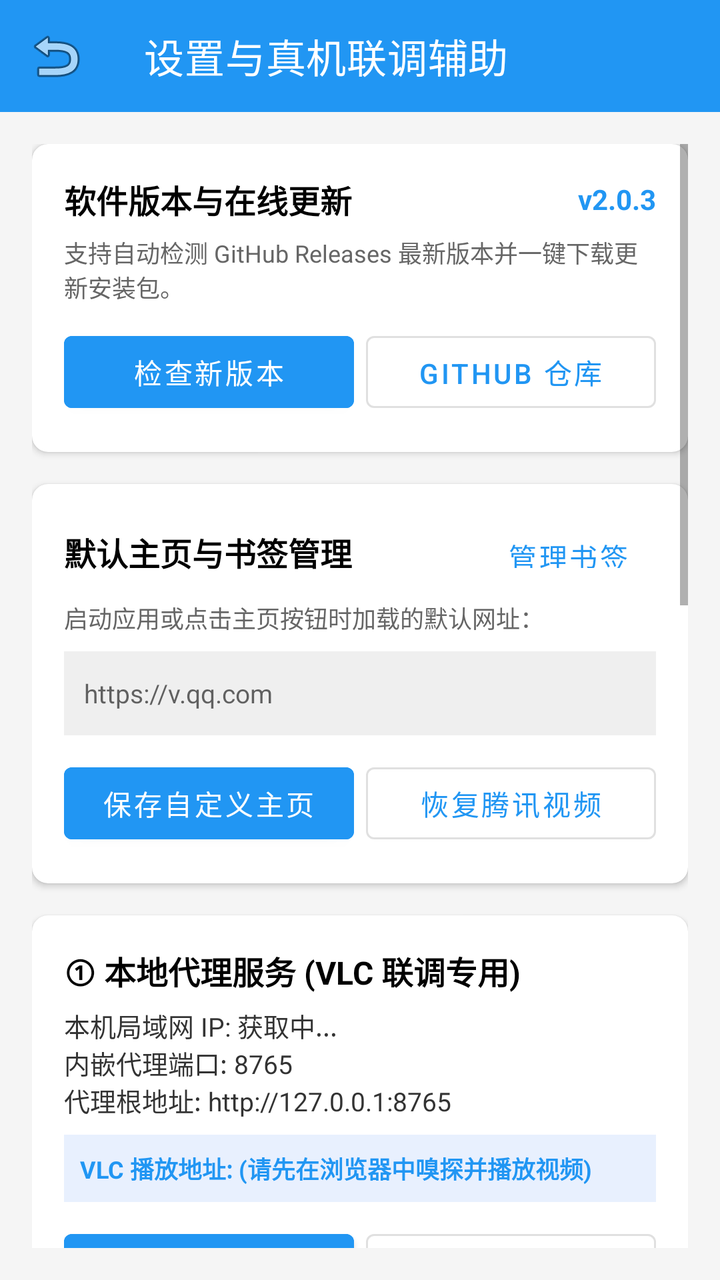
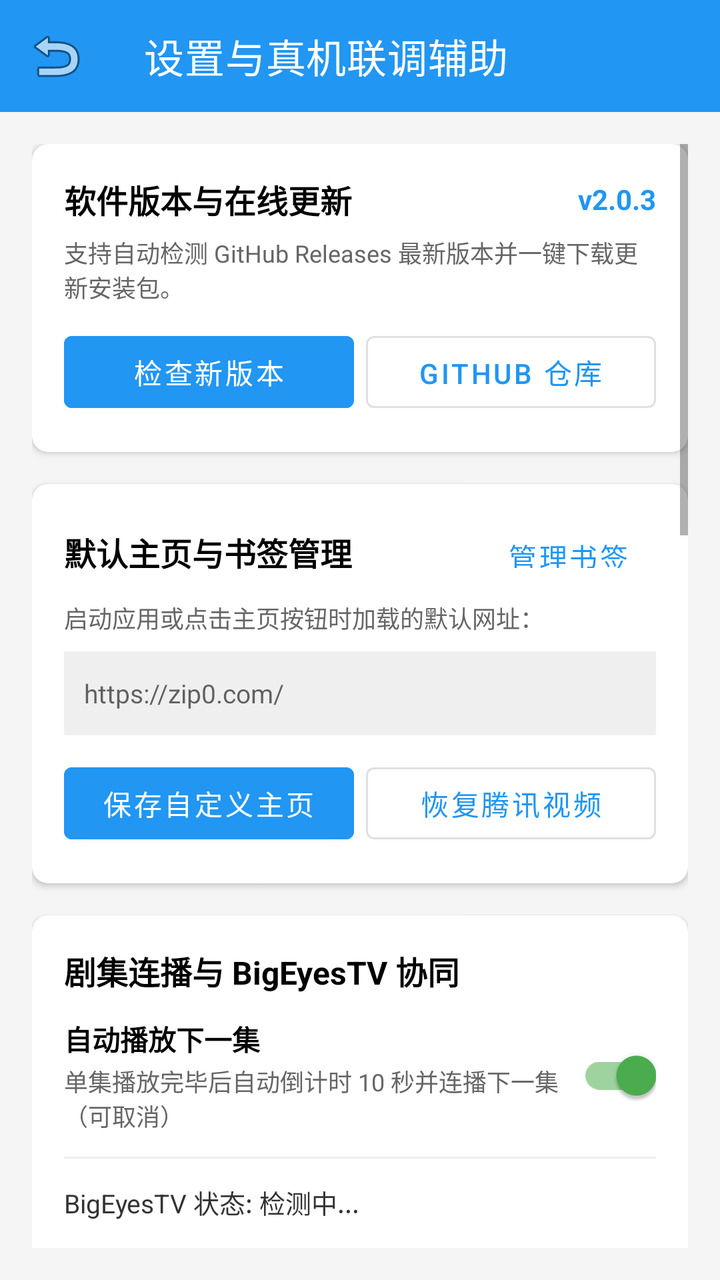

Compare the two renders of this Android layout. The source of the first and the diff that turns it into the second are given below.
<!-- AndroidManifest.xml: application theme Theme.BigEyes -->
<!-- res/layout/activity_settings.xml -->
<?xml version="1.0" encoding="utf-8"?>
<LinearLayout xmlns:android="http://schemas.android.com/apk/res/android"
    xmlns:app="http://schemas.android.com/apk/res-auto"
    android:layout_width="match_parent"
    android:layout_height="match_parent"
    android:orientation="vertical"
    android:background="#F5F5F5">

    <com.google.android.material.appbar.MaterialToolbar
        android:id="@+id/toolbar"
        android:layout_width="match_parent"
        android:layout_height="?attr/actionBarSize"
        android:background="@color/brand_primary"
        app:title="设置与真机联调辅助"
        app:titleTextColor="@color/white"
        app:navigationIcon="@android:drawable/ic_menu_revert" />

    <ScrollView
        android:layout_width="match_parent"
        android:layout_height="match_parent"
        android:padding="16dp">

        <LinearLayout
            android:layout_width="match_parent"
            android:layout_height="wrap_content"
            android:orientation="vertical">

            
            <androidx.cardview.widget.CardView
                android:layout_width="match_parent"
                android:layout_height="wrap_content"
                app:cardCornerRadius="8dp"
                app:cardElevation="2dp"
                android:layout_marginBottom="16dp">

                <LinearLayout
                    android:layout_width="match_parent"
                    android:layout_height="wrap_content"
                    android:orientation="vertical"
                    android:padding="16dp">

                    <LinearLayout
                        android:layout_width="match_parent"
                        android:layout_height="wrap_content"
                        android:orientation="horizontal"
                        android:gravity="center_vertical">

                        <TextView
                            android:layout_width="0dp"
                            android:layout_height="wrap_content"
                            android:layout_weight="1"
                            android:text="软件版本与在线更新"
                            android:textStyle="bold"
                            android:textSize="16sp"
                            android:textColor="@color/black" />

                        <TextView
                            android:id="@+id/tv_app_version"
                            android:layout_width="wrap_content"
                            android:layout_height="wrap_content"
                            android:text="v2.0.3"
                            android:textColor="@color/brand_primary"
                            android:textStyle="bold"
                            android:textSize="14sp" />
                    </LinearLayout>

                    <TextView
                        android:id="@+id/tv_update_status"
                        android:layout_width="match_parent"
                        android:layout_height="wrap_content"
                        android:text="支持自动检测 GitHub Releases 最新版本并一键下载更新安装包。"
                        android:textColor="#666666"
                        android:textSize="12sp"
                        android:layout_marginTop="6dp" />

                    <LinearLayout
                        android:layout_width="match_parent"
                        android:layout_height="wrap_content"
                        android:orientation="horizontal"
                        android:layout_marginTop="10dp">

                        <Button
                            android:id="@+id/btn_check_update"
                            android:layout_width="0dp"
                            android:layout_height="wrap_content"
                            android:layout_weight="1"
                            android:text="检查新版本"
                            android:backgroundTint="@color/brand_primary"
                            android:layout_marginEnd="6dp" />

                        <Button
                            android:id="@+id/btn_open_github"
                            android:layout_width="0dp"
                            android:layout_height="wrap_content"
                            android:layout_weight="1"
                            android:text="GitHub 仓库"
                            style="@style/Widget.MaterialComponents.Button.OutlinedButton" />
                    </LinearLayout>

                </LinearLayout>
            </androidx.cardview.widget.CardView>

            
            <androidx.cardview.widget.CardView
                android:layout_width="match_parent"
                android:layout_height="wrap_content"
                app:cardCornerRadius="8dp"
                app:cardElevation="2dp"
                android:layout_marginBottom="16dp">

                <LinearLayout
                    android:layout_width="match_parent"
                    android:layout_height="wrap_content"
                    android:orientation="vertical"
                    android:padding="16dp">

                    <LinearLayout
                        android:layout_width="match_parent"
                        android:layout_height="wrap_content"
                        android:orientation="horizontal"
                        android:gravity="center_vertical">

                        <TextView
                            android:layout_width="0dp"
                            android:layout_height="wrap_content"
                            android:layout_weight="1"
                            android:text="默认主页与书签管理"
                            android:textStyle="bold"
                            android:textSize="16sp"
                            android:textColor="@color/black" />

                        <Button
                            android:id="@+id/btn_manage_bookmarks_in_settings"
                            android:layout_width="wrap_content"
                            android:layout_height="36dp"
                            android:text="管理书签"
                            style="@style/Widget.MaterialComponents.Button.TextButton" />
                    </LinearLayout>

                    <TextView
                        android:layout_width="match_parent"
                        android:layout_height="wrap_content"
                        android:text="启动应用或点击主页按钮时加载的默认网址："
                        android:textColor="#666666"
                        android:textSize="12sp"
                        android:layout_marginTop="6dp" />

                    <EditText
                        android:id="@+id/et_homepage_url"
                        android:layout_width="match_parent"
                        android:layout_height="42dp"
                        android:hint="https://v.qq.com"
                        android:textSize="13sp"
                        android:inputType="textUri"
                        android:singleLine="true"
                        android:background="#EFEFEF"
                        android:paddingHorizontal="10dp"
                        android:layout_marginTop="8dp" />

                    <LinearLayout
                        android:layout_width="match_parent"
                        android:layout_height="wrap_content"
                        android:orientation="horizontal"
                        android:layout_marginTop="10dp">

                        <Button
                            android:id="@+id/btn_save_homepage"
                            android:layout_width="0dp"
                            android:layout_height="wrap_content"
                            android:layout_weight="1"
                            android:text="保存自定义主页"
                            android:backgroundTint="@color/brand_primary"
                            android:layout_marginEnd="6dp" />

                        <Button
                            android:id="@+id/btn_reset_homepage"
                            android:layout_width="0dp"
                            android:layout_height="wrap_content"
                            android:layout_weight="1"
                            android:text="恢复腾讯视频"
                            style="@style/Widget.MaterialComponents.Button.OutlinedButton" />
                    </LinearLayout>

                </LinearLayout>
            </androidx.cardview.widget.CardView>

            
            <androidx.cardview.widget.CardView
                android:layout_width="match_parent"
                android:layout_height="wrap_content"
                app:cardCornerRadius="8dp"
                app:cardElevation="2dp"
                android:layout_marginBottom="16dp">

                <LinearLayout
                    android:layout_width="match_parent"
                    android:layout_height="wrap_content"
                    android:orientation="vertical"
                    android:padding="16dp">

                    <TextView
                        android:layout_width="wrap_content"
                        android:layout_height="wrap_content"
                        android:text="① 本地代理服务 (VLC 联调专用)"
                        android:textStyle="bold"
                        android:textSize="16sp"
                        android:textColor="@color/black" />

                    <TextView
                        android:id="@+id/tv_local_server_info"
                        android:layout_width="match_parent"
                        android:layout_height="wrap_content"
                        android:text="本机局域网 IP: 获取中...\n内嵌代理端口: 8765\n代理根地址: http://127.0.0.1:8765"
                        android:textColor="#333333"
                        android:textSize="13sp"
                        android:layout_marginTop="6dp" />

                    <TextView
                        android:id="@+id/tv_vlc_m3u8_url"
                        android:layout_width="match_parent"
                        android:layout_height="wrap_content"
                        android:text="VLC 播放地址: (请先在浏览器中嗅探并播放视频)"
                        android:textColor="@color/brand_primary"
                        android:textStyle="bold"
                        android:textSize="12sp"
                        android:background="#E8F0FE"
                        android:padding="8dp"
                        android:layout_marginTop="8dp" />

                    <LinearLayout
                        android:layout_width="match_parent"
                        android:layout_height="wrap_content"
                        android:orientation="horizontal"
                        android:layout_marginTop="10dp">

                        <Button
                            android:id="@+id/btn_copy_vlc_url"
                            android:layout_width="0dp"
                            android:layout_height="wrap_content"
                            android:layout_weight="1"
                            android:text="复制 VLC 播放地址"
                            android:backgroundTint="@color/brand_primary"
                            android:layout_marginEnd="6dp" />

                        <Button
                            android:id="@+id/btn_copy_base_url"
                            android:layout_width="0dp"
                            android:layout_height="wrap_content"
                            android:layout_weight="1"
                            android:text="复制 IP:Port 前缀"
                            style="@style/Widget.MaterialComponents.Button.OutlinedButton" />
                    </LinearLayout>

                </LinearLayout>
            </androidx.cardview.widget.CardView>

            
            <androidx.cardview.widget.CardView
                android:layout_width="match_parent"
                android:layout_height="wrap_content"
                app:cardCornerRadius="8dp"
                app:cardElevation="2dp"
                android:layout_marginBottom="16dp">

                <LinearLayout
                    android:layout_width="match_parent"
                    android:layout_height="wrap_content"
                    android:orientation="vertical"
                    android:padding="16dp">

                    <TextView
                        android:layout_width="wrap_content"
                        android:layout_height="wrap_content"
                        android:text="② 最近一次嗅探候选与防盗链 Header"
                        android:textStyle="bold"
                        android:textSize="16sp"
                        android:textColor="@color/black" />

                    <TextView
                        android:id="@+id/tv_candidate_details"
                        android:layout_width="match_parent"
                        android:layout_height="wrap_content"
                        android:textSize="12sp"
                        android:typeface="monospace"
                        android:background="#F8F9FA"
                        android:padding="8dp"
                        android:layout_marginTop="8dp"
                        android:textColor="#222222"
                        android:text="暂无嗅探候选。在浏览器中播放视频后，此处将自动展示完整的 StreamID、原始 URL 及 Referer/UA/Cookie 上下文。" />

                    <LinearLayout
                        android:layout_width="match_parent"
                        android:layout_height="wrap_content"
                        android:orientation="horizontal"
                        android:layout_marginTop="10dp">

                        <Button
                            android:id="@+id/btn_copy_orig_url"
                            android:layout_width="0dp"
                            android:layout_height="wrap_content"
                            android:layout_weight="1"
                            android:text="复制原始 M3U8"
                            style="@style/Widget.MaterialComponents.Button.OutlinedButton"
                            android:layout_marginEnd="6dp" />

                        <Button
                            android:id="@+id/btn_copy_all_candidate_info"
                            android:layout_width="0dp"
                            android:layout_height="wrap_content"
                            android:layout_weight="1"
                            android:text="复制完整抓包参数"
                            style="@style/Widget.MaterialComponents.Button.OutlinedButton" />
                    </LinearLayout>

                </LinearLayout>
            </androidx.cardview.widget.CardView>

            
            <androidx.cardview.widget.CardView
                android:layout_width="match_parent"
                android:layout_height="wrap_content"
                app:cardCornerRadius="8dp"
                app:cardElevation="2dp"
                android:layout_marginBottom="16dp">

                <LinearLayout
                    android:layout_width="match_parent"
                    android:layout_height="wrap_content"
                    android:orientation="vertical"
                    android:padding="16dp">

                    <LinearLayout
                        android:layout_width="match_parent"
                        android:layout_height="wrap_content"
                        android:orientation="horizontal"
                        android:gravity="center_vertical">

                        <TextView
                            android:layout_width="0dp"
                            android:layout_height="wrap_content"
                            android:layout_weight="1"
                            android:text="③ 局域网 DLNA 设备扫描 (Kodi/电视)"
                            android:textStyle="bold"
                            android:textSize="16sp"
                            android:textColor="@color/black" />

                        <Button
                            android:id="@+id/btn_add_manual_device"
                            android:layout_width="wrap_content"
                            android:layout_height="36dp"
                            android:text="手动添加"
                            style="@style/Widget.MaterialComponents.Button.TextButton"
                            android:layout_marginEnd="4dp" />

                        <Button
                            android:id="@+id/btn_rescan_dlna"
                            android:layout_width="wrap_content"
                            android:layout_height="36dp"
                            android:text="立即扫描"
                            style="@style/Widget.MaterialComponents.Button.TextButton" />
                    </LinearLayout>

                    <TextView
                        android:id="@+id/tv_dlna_device_list"
                        android:layout_width="match_parent"
                        android:layout_height="wrap_content"
                        android:textSize="12sp"
                        android:typeface="monospace"
                        android:background="#F8F9FA"
                        android:padding="8dp"
                        android:layout_marginTop="8dp"
                        android:textColor="#333333"
                        android:text="点击“立即扫描”或等待后台定时探测局域网内开机的电视/Kodi 设备..." />

                </LinearLayout>
            </androidx.cardview.widget.CardView>

            
            <androidx.cardview.widget.CardView
                android:layout_width="match_parent"
                android:layout_height="wrap_content"
                app:cardCornerRadius="8dp"
                app:cardElevation="2dp"
                android:layout_marginBottom="16dp">

                <LinearLayout
                    android:layout_width="match_parent"
                    android:layout_height="wrap_content"
                    android:orientation="vertical"
                    android:padding="16dp">

                    <TextView
                        android:layout_width="wrap_content"
                        android:layout_height="wrap_content"
                        android:text="④ 锁屏与后台保活保障"
                        android:textStyle="bold"
                        android:textSize="16sp"
                        android:textColor="@color/black" />

                    <TextView
                        android:layout_width="wrap_content"
                        android:layout_height="wrap_content"
                        android:text="BigEyes 投屏期间自动维持 15 分钟动态滑动 WakeLock 并随分片请求自动续期，30 分钟无活动自动释放。建议开启后台无限制白名单以防电视断流。"
                        android:textColor="#666666"
                        android:textSize="12sp"
                        android:layout_marginTop="4dp" />

                    <Button
                        android:id="@+id/btn_ignore_battery"
                        android:layout_width="match_parent"
                        android:layout_height="wrap_content"
                        android:text="申请忽略电池优化 (防锁屏断流)"
                        android:layout_marginTop="12dp"
                        android:backgroundTint="@color/brand_secondary" />

                </LinearLayout>
            </androidx.cardview.widget.CardView>

            
            <androidx.cardview.widget.CardView
                android:layout_width="match_parent"
                android:layout_height="wrap_content"
                app:cardCornerRadius="8dp"
                app:cardElevation="2dp"
                android:layout_marginBottom="16dp">

                <LinearLayout
                    android:layout_width="match_parent"
                    android:layout_height="wrap_content"
                    android:orientation="vertical"
                    android:padding="16dp">

                    <LinearLayout
                        android:layout_width="match_parent"
                        android:layout_height="wrap_content"
                        android:orientation="horizontal"
                        android:gravity="center_vertical">

                        <TextView
                            android:layout_width="0dp"
                            android:layout_height="wrap_content"
                            android:layout_weight="1"
                            android:text="⑤ 分片缓存与抓包日志"
                            android:textStyle="bold"
                            android:textSize="16sp"
                            android:textColor="@color/black" />

                        <Button
                            android:id="@+id/btn_clear_logs"
                            android:layout_width="wrap_content"
                            android:layout_height="36dp"
                            android:text="清空抓包"
                            style="@style/Widget.MaterialComponents.Button.TextButton" />
                    </LinearLayout>

                    <LinearLayout
                        android:layout_width="match_parent"
                        android:layout_height="wrap_content"
                        android:orientation="horizontal"
                        android:gravity="center_vertical"
                        android:layout_marginTop="6dp">

                        <TextView
                            android:id="@+id/tv_cache_info"
                            android:layout_width="0dp"
                            android:layout_height="wrap_content"
                            android:layout_weight="1"
                            android:text="缓存占用: 0 MB / 300 MB"
                            android:textSize="13sp"
                            android:textColor="#555555" />

                        <Button
                            android:id="@+id/btn_clear_cache"
                            android:layout_width="wrap_content"
                            android:layout_height="36dp"
                            android:text="清理缓存"
                            style="@style/Widget.MaterialComponents.Button.OutlinedButton" />
                    </LinearLayout>

                    <TextView
                        android:id="@+id/tv_debug_logs"
                        android:layout_width="match_parent"
                        android:layout_height="wrap_content"
                        android:textSize="11sp"
                        android:typeface="monospace"
                        android:background="#EFEFEF"
                        android:padding="8dp"
                        android:layout_marginTop="8dp"
                        android:textColor="#333333"
                        android:text="暂无历史抓包记录。" />

                </LinearLayout>
            </androidx.cardview.widget.CardView>

        </LinearLayout>
    </ScrollView>

</LinearLayout>
<!-- resources referenced by this layout -->
<resources>
  <color name="black">#FF000000</color>
  <color name="brand_primary">#FF2196F3</color>
  <color name="brand_secondary">#FF4CAF50</color>
  <color name="white">#FFFFFFFF</color>
  <style name="Theme.BigEyes" parent="Theme.MaterialComponents.DayNight.NoActionBar">
          <item name="colorPrimary">@color/brand_primary</item>
          <item name="colorPrimaryVariant">@color/purple_700</item>
          <item name="colorOnPrimary">@color/white</item>
          <item name="colorSecondary">@color/brand_secondary</item>
          <item name="colorSecondaryVariant">@color/teal_700</item>
          <item name="colorOnSecondary">@color/black</item>
          <item name="android:statusBarColor">?attr/colorPrimaryVariant</item>
      </style>
  <color name="purple_700">#FF3700B3</color>
  <color name="teal_700">#FF018786</color>
</resources>

<!-- the commit's change to res/layout/activity_settings.xml (unified diff, before → after) -->
@@ -149,7 +149,7 @@
                         android:id="@+id/et_homepage_url"
                         android:layout_width="match_parent"
                         android:layout_height="42dp"
-                        android:hint="https://v.qq.com"
+                        android:hint="https://zip0.com/"
                         android:textSize="13sp"
                         android:inputType="textUri"
                         android:singleLine="true"
@@ -179,6 +179,109 @@
                             android:layout_weight="1"
                             android:text="恢复腾讯视频"
                             style="@style/Widget.MaterialComponents.Button.OutlinedButton" />
+                    </LinearLayout>
+
+                </LinearLayout>
+            </androidx.cardview.widget.CardView>
+
+            
+            <androidx.cardview.widget.CardView
+                android:layout_width="match_parent"
+                android:layout_height="wrap_content"
+                app:cardCornerRadius="8dp"
+                app:cardElevation="2dp"
+                android:layout_marginBottom="16dp">
+
+                <LinearLayout
+                    android:layout_width="match_parent"
+                    android:layout_height="wrap_content"
+                    android:orientation="vertical"
+                    android:padding="16dp">
+
+                    <TextView
+                        android:layout_width="wrap_content"
+                        android:layout_height="wrap_content"
+                        android:text="剧集连播与 BigEyesTV 协同"
+                        android:textStyle="bold"
+                        android:textSize="16sp"
+                        android:textColor="@color/black" />
+
+                    
+                    <LinearLayout
+                        android:layout_width="match_parent"
+                        android:layout_height="wrap_content"
+                        android:orientation="horizontal"
+                        android:gravity="center_vertical"
+                        android:layout_marginTop="12dp">
+
+                        <LinearLayout
+                            android:layout_width="0dp"
+                            android:layout_height="wrap_content"
+                            android:layout_weight="1"
+                            android:orientation="vertical">
+
+                            <TextView
+                                android:layout_width="wrap_content"
+                                android:layout_height="wrap_content"
+                                android:text="自动播放下一集"
+                                android:textStyle="bold"
+                                android:textColor="@color/black"
+                                android:textSize="14sp" />
+
+                            <TextView
+                                android:layout_width="wrap_content"
+                                android:layout_height="wrap_content"
+                                android:text="单集播放完毕后自动倒计时 10 秒并连播下一集（可取消）"
+                                android:textColor="#666666"
+                                android:textSize="12sp"
+                                android:layout_marginTop="2dp" />
+                        </LinearLayout>
+
+                        <com.google.android.material.switchmaterial.SwitchMaterial
+                            android:id="@+id/switch_auto_play_next"
+                            android:layout_width="wrap_content"
+                            android:layout_height="wrap_content"
+                            android:checked="true" />
+                    </LinearLayout>
+
+                    <View
+                        android:layout_width="match_parent"
+                        android:layout_height="1dp"
+                        android:background="#EEEEEE"
+                        android:layout_marginVertical="12dp" />
+
+                    
+                    <TextView
+                        android:id="@+id/tv_bigeyes_tv_status"
+                        android:layout_width="match_parent"
+                        android:layout_height="wrap_content"
+                        android:text="BigEyesTV 状态: 检测中..."
+                        android:textColor="#333333"
+                        android:textSize="13sp" />
+
+                    <LinearLayout
+                        android:layout_width="match_parent"
+                        android:layout_height="wrap_content"
+                        android:orientation="horizontal"
+                        android:layout_marginTop="8dp">
+
+                        <Button
+                            android:id="@+id/btn_test_bigeyes_tv"
+                            android:layout_width="0dp"
+                            android:layout_height="wrap_content"
+                            android:layout_weight="1"
+                            android:text="启动 BigEyesTV"
+                            style="@style/Widget.MaterialComponents.Button.OutlinedButton"
+                            android:layout_marginEnd="6dp" />
+
+                        <Button
+                            android:id="@+id/btn_clear_history"
+                            android:layout_width="0dp"
+                            android:layout_height="wrap_content"
+                            android:layout_weight="1"
+                            android:text="清空播放历史"
+                            style="@style/Widget.MaterialComponents.Button.TextButton"
+                            android:textColor="#FF5252" />
                     </LinearLayout>
 
                 </LinearLayout>
